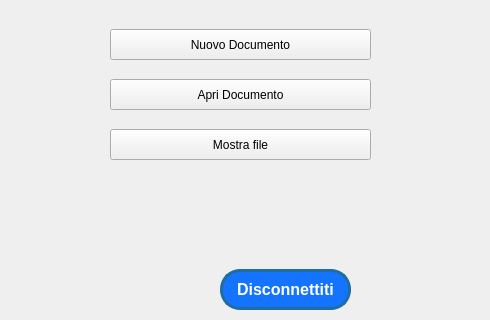
The window that ClientModule/startwindow.ui (giovannic96/Real-time-collaborative-text-editor) describes before a commit, drawn with Qt 5; both pictures show x 610 to 1100 and y 321 to 641 of the 1100 by 641 pixel window.
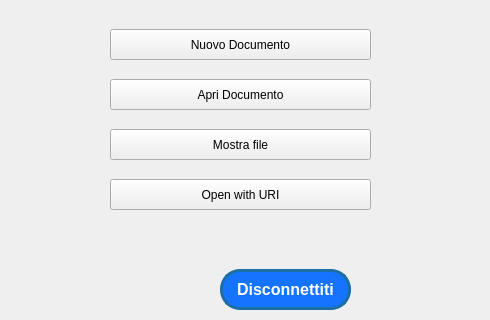
The same window after the commit. The open tabs and pages were chosen to show the change. Icons and pictures are not drawn.

Commit message: added open file with uri request/response

Patch:
```diff
--- a/ClientModule/startwindow.ui
+++ b/ClientModule/startwindow.ui
@@ -610,6 +610,45 @@
        </size>
       </property>
      </widget>
+     <widget class="QPushButton" name="openWithURI">
+      <property name="geometry">
+       <rect>
+        <x>720</x>
+        <y>500</y>
+        <width>261</width>
+        <height>31</height>
+       </rect>
+      </property>
+      <property name="cursor">
+       <cursorShape>PointingHandCursor</cursorShape>
+      </property>
+      <property name="styleSheet">
+       <string notr="true">#openEditor{
+	text-align: left;
+	color: #0000FF;
+	font-size: 20px;
+	background-color:transparent;
+	border: transparent;
+}
+#openEditor:hover{
+	text-decoration: underline;
+}
+</string>
+      </property>
+      <property name="text">
+       <string>Open with URI</string>
+      </property>
+      <property name="icon">
+       <iconset resource="Risorse.qrc">
+        <normaloff>:/image/397435-200.png</normaloff>:/image/397435-200.png</iconset>
+      </property>
+      <property name="iconSize">
+       <size>
+        <width>13</width>
+        <height>13</height>
+       </size>
+      </property>
+     </widget>
     </widget>
    </widget>
    <widget class="QPushButton" name="exitButton">
```
The commit also changes 8 other files.
